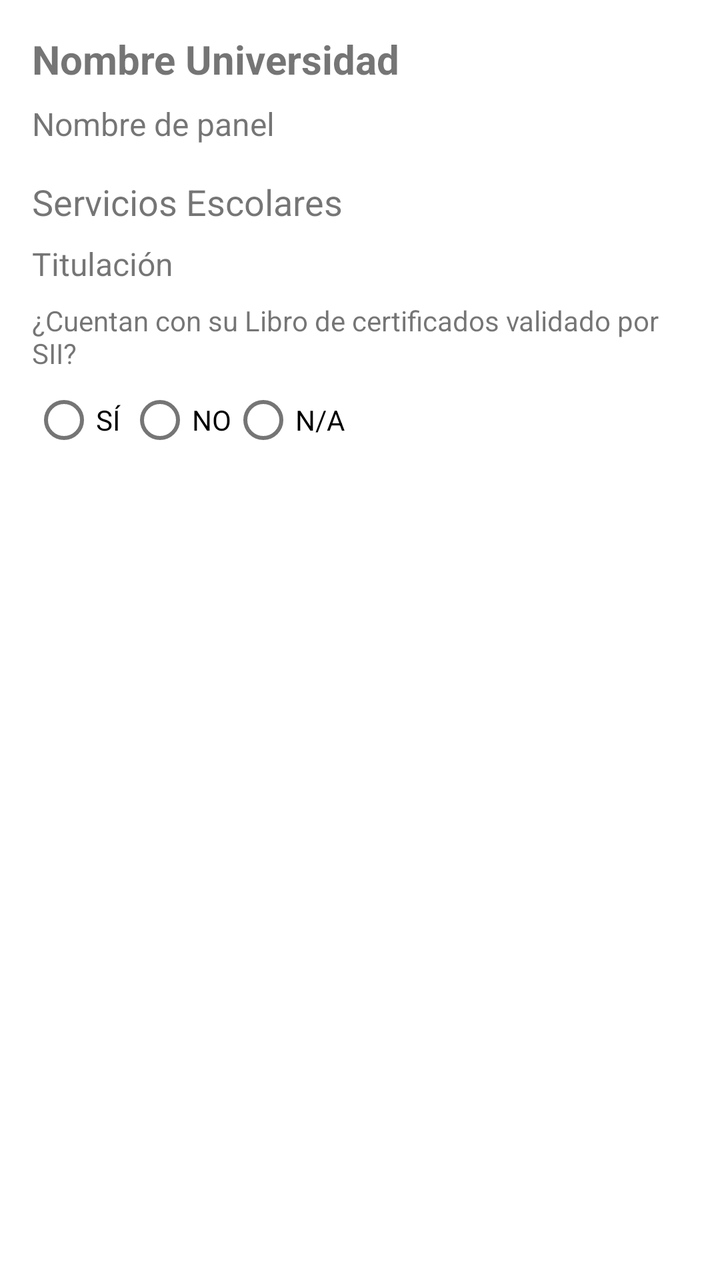
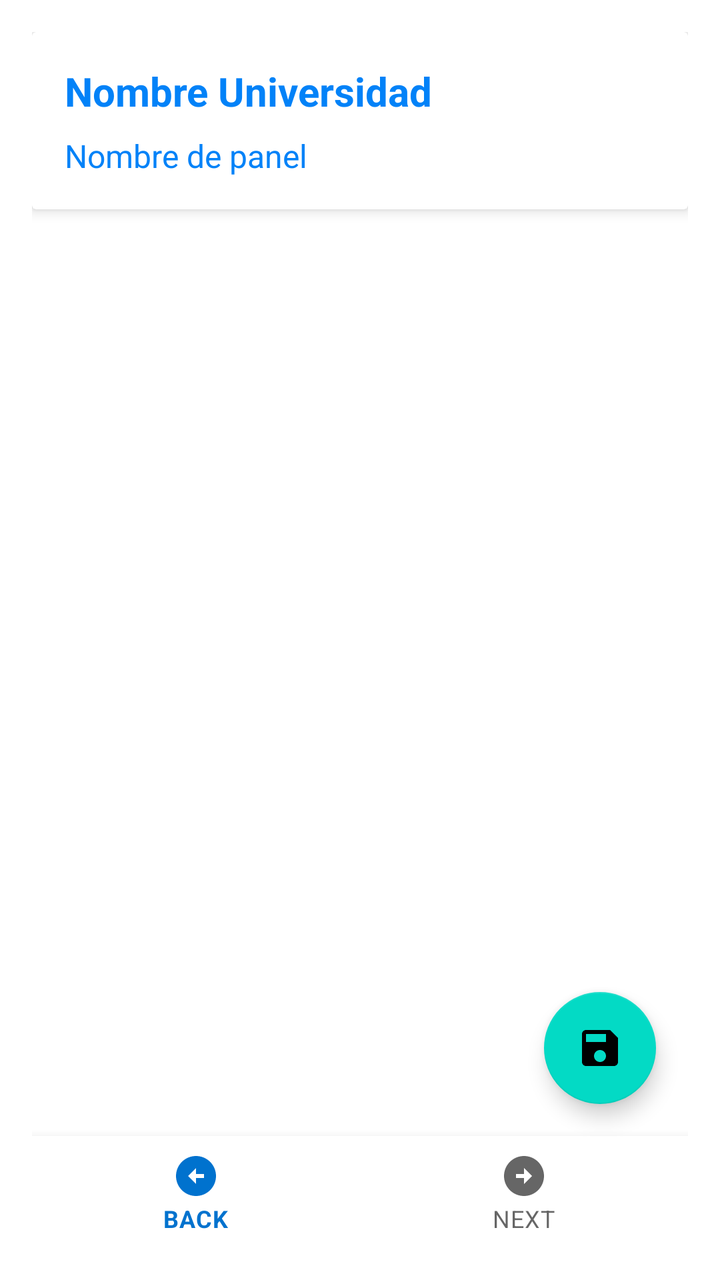

Compare the two renders of this Android layout. The source of the first and the diff that turns it into the second are given below.
<!-- AndroidManifest.xml: application theme Theme.Vigilancia -->
<!-- res/layout/activity_inco.xml -->
<?xml version="1.0" encoding="utf-8"?>
<LinearLayout
    xmlns:android="http://schemas.android.com/apk/res/android"
    android:layout_width="match_parent"
    android:layout_height="match_parent"
    android:orientation="vertical"
    android:padding="16dp">
    <TextView
        android:layout_width="wrap_content"
        android:layout_height="wrap_content"
        android:text="Nombre Universidad"
        android:textSize="20sp"
        android:textStyle="bold" />

    <TextView
        android:layout_width="wrap_content"
        android:layout_height="wrap_content"
        android:text="Nombre de panel"
        android:textSize="16sp"
        android:layout_marginTop="8dp"/>

    <TextView
        android:layout_width="wrap_content"
        android:layout_height="wrap_content"
        android:text="Servicios Escolares"
        android:textSize="18sp"
        android:layout_marginTop="16dp"/>

    <TextView
        android:layout_width="wrap_content"
        android:layout_height="wrap_content"
        android:text="Titulación"
        android:textSize="16sp"
        android:layout_marginTop="8dp"/>

    <TextView
        android:layout_width="wrap_content"
        android:layout_height="wrap_content"
        android:text="¿Cuentan con su Libro de certificados validado por SII?"
        android:layout_marginTop="8dp"/>

    <RadioGroup
        android:id="@+id/radio_grup"
        android:layout_width="wrap_content"
        android:layout_height="wrap_content"
        android:orientation="horizontal">

        <RadioButton
            android:id="@+id/radio_si"
            android:layout_width="wrap_content"
            android:layout_height="wrap_content"
            android:text="SÍ"/>

        <RadioButton
            android:id="@+id/radio_no"
            android:layout_width="wrap_content"
            android:layout_height="wrap_content"
            android:text="NO"/>

        <RadioButton
            android:id="@+id/radio_na"
            android:layout_width="wrap_content"
            android:layout_height="wrap_content"
            android:text="N/A"/>

    </RadioGroup>

</LinearLayout>
<!-- resources referenced by this layout -->
<resources>
  <style name="Theme.Vigilancia" parent="Theme.MaterialComponents.DayNight.DarkActionBar">
  
          
          <item name="colorPrimary">@color/azul_sicyt</item>
          <item name="colorPrimaryVariant">@color/azul_sicyt</item>
          <item name="colorOnPrimary">@color/white</item>
          
          <item name="colorSecondary">@color/teal_200</item>
          <item name="colorSecondaryVariant">@color/teal_700</item>
          <item name="colorOnSecondary">@color/black</item>
          
          <item name="android:statusBarColor">?attr/colorPrimaryVariant</item>
          
      </style>
  <color name="azul_sicyt">#0072CE</color>
  <color name="white">#FFFFFFFF</color>
  <color name="teal_200">#FF03DAC5</color>
  <color name="teal_700">#FF018786</color>
  <color name="black">#FF000000</color>
</resources>

<!-- the commit's change to res/layout/activity_inco.xml (unified diff, before → after) -->
@@ -1,68 +1,67 @@
 <?xml version="1.0" encoding="utf-8"?>
-<LinearLayout
-    xmlns:android="http://schemas.android.com/apk/res/android"
+<LinearLayout xmlns:android="http://schemas.android.com/apk/res/android"
+    xmlns:app="http://schemas.android.com/apk/res-auto"
+    xmlns:tools="http://schemas.android.com/tools"
     android:layout_width="match_parent"
     android:layout_height="match_parent"
     android:orientation="vertical"
     android:padding="16dp">
-    <TextView
-        android:layout_width="wrap_content"
+
+    
+    <androidx.cardview.widget.CardView
+        android:layout_width="match_parent"
         android:layout_height="wrap_content"
-        android:text="Nombre Universidad"
-        android:textSize="20sp"
-        android:textStyle="bold" />
+        android:layout_marginBottom="16dp"
+        app:cardElevation="4dp">
 
-    <TextView
-        android:layout_width="wrap_content"
-        android:layout_height="wrap_content"
-        android:text="Nombre de panel"
-        android:textSize="16sp"
-        android:layout_marginTop="8dp"/>
+        <LinearLayout
+            android:layout_width="match_parent"
+            android:layout_height="wrap_content"
+            android:orientation="vertical"
+            android:padding="16dp">
 
-    <TextView
-        android:layout_width="wrap_content"
-        android:layout_height="wrap_content"
-        android:text="Servicios Escolares"
-        android:textSize="18sp"
-        android:layout_marginTop="16dp"/>
+            <TextView
+                android:layout_width="wrap_content"
+                android:layout_height="wrap_content"
+                android:text="Nombre Universidad"
+                android:textAlignment="center"
+                android:textColor="#0282F8"
+                android:textSize="20sp"
+                android:textStyle="bold" />
 
-    <TextView
-        android:layout_width="wrap_content"
-        android:layout_height="wrap_content"
-        android:text="Titulación"
-        android:textSize="16sp"
-        android:layout_marginTop="8dp"/>
+            <TextView
+                android:layout_width="wrap_content"
+                android:layout_height="wrap_content"
+                android:layout_marginTop="8dp"
+                android:text="Nombre de panel"
+                android:textAlignment="center"
+                android:textColor="#0282F8"
+                android:textSize="16sp" />
+        </LinearLayout>
+    </androidx.cardview.widget.CardView>
 
-    <TextView
-        android:layout_width="wrap_content"
-        android:layout_height="wrap_content"
-        android:text="¿Cuentan con su Libro de certificados validado por SII?"
-        android:layout_marginTop="8dp"/>
+    
+    <FrameLayout
+        android:id="@+id/fragment_container"
+        android:layout_width="match_parent"
+        android:layout_height="0dp"
+        android:layout_weight="1" >
 
-    <RadioGroup
-        android:id="@+id/radio_grup"
-        android:layout_width="wrap_content"
-        android:layout_height="wrap_content"
-        android:orientation="horizontal">
-
-        <RadioButton
-            android:id="@+id/radio_si"
+        <com.google.android.material.floatingactionbutton.FloatingActionButton
+            android:id="@+id/fab_save"
             android:layout_width="wrap_content"
             android:layout_height="wrap_content"
-            android:text="SÍ"/>
+            android:layout_gravity="bottom|end"
+            android:layout_margin="16dp"
+            app:srcCompat="@drawable/ic_save_icon" />
+    </FrameLayout>
 
-        <RadioButton
-            android:id="@+id/radio_no"
-            android:layout_width="wrap_content"
-            android:layout_height="wrap_content"
-            android:text="NO"/>
+    <com.google.android.material.bottomnavigation.BottomNavigationView
+        android:id="@+id/bottom_navigation"
+        android:layout_width="match_parent"
+        android:layout_height="wrap_content"
+        android:layout_gravity="bottom"
+        app:menu="@menu/questions_nav" />
 
-        <RadioButton
-            android:id="@+id/radio_na"
-            android:layout_width="wrap_content"
-            android:layout_height="wrap_content"
-            android:text="N/A"/>
-
-    </RadioGroup>
 
 </LinearLayout>
<!-- resource entries referenced after the edit -->
@@ -1,5 +1,11 @@
 <!-- resources referenced by this layout -->
 <resources>
+  <!-- drawable ic_save_icon (drawable) -->
+  <vector android:height="24dp" android:tint="#A19595"
+      android:viewportHeight="24" android:viewportWidth="24"
+      android:width="24dp" xmlns:android="http://schemas.android.com/apk/res/android">
+      <path android:fillColor="@android:color/white" android:pathData="M17,3L5,3c-1.11,0 -2,0.9 -2,2v14c0,1.1 0.89,2 2,2h14c1.1,0 2,-0.9 2,-2L21,7l-4,-4zM12,19c-1.66,0 -3,-1.34 -3,-3s1.34,-3 3,-3 3,1.34 3,3 -1.34,3 -3,3zM15,9L5,9L5,5h10v4z"/>
+  </vector>
   <style name="Theme.Vigilancia" parent="Theme.MaterialComponents.DayNight.DarkActionBar">
   
           
